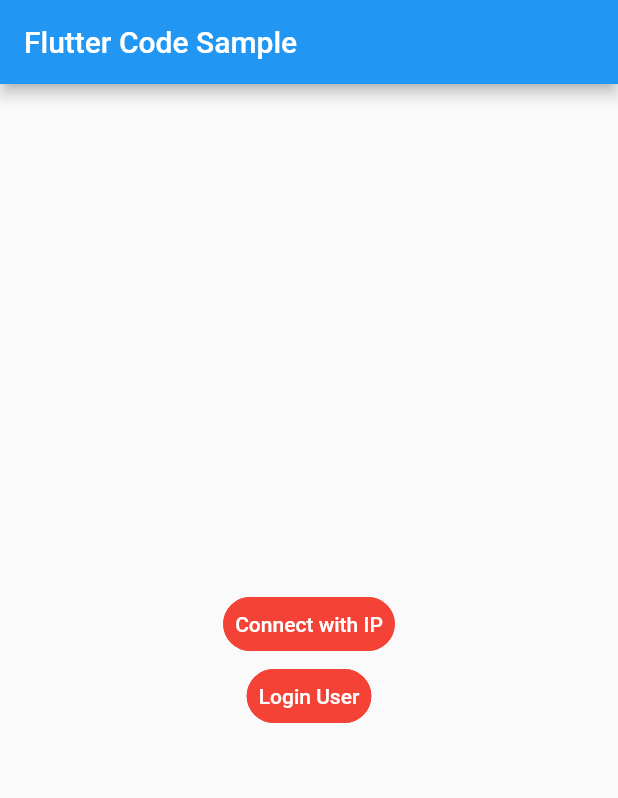
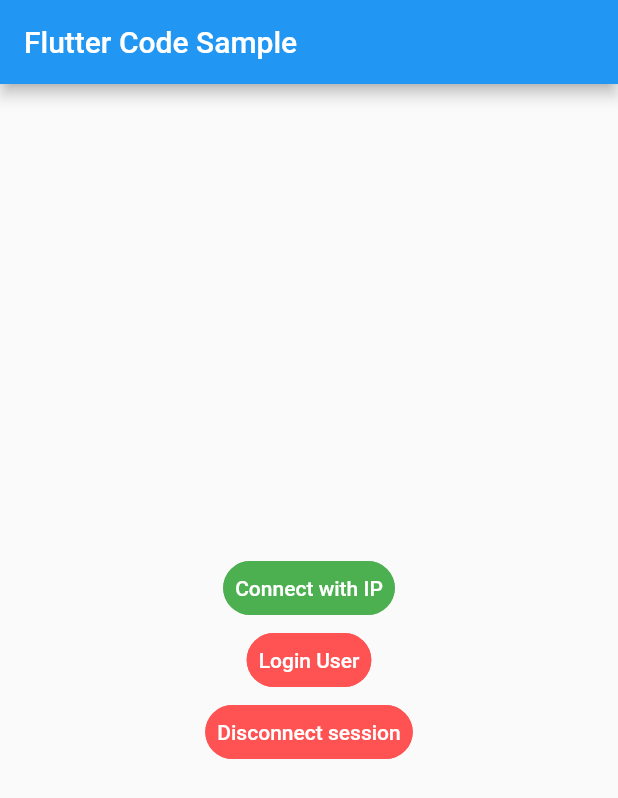
Before and after one commit to EasyAnswer/app_debug, a Flutter app: the screen it shows after launch, on a phone screen of 412 x 824 dp. Shown: the top 798 px of the screen. Run offline on Flutter 3.47's test engine with Material 2 defaults, Android fonts, the phone set to English and light mode, and no system bars.

Commit message:
update disconenct method

```diff
--- a/lib/app-utils.dart
+++ b/lib/app-utils.dart
@@ -9,18 +9,19 @@
 }
 
 Widget standardButton(
-    String text, Function onPressedFunction, functionParameters) {
+    String text, Function onPressedFunction, functionParameters,
+    {Color buttonColor = Colors.redAccent, Color textColor = Colors.white}) {
   return TextButton(
     onPressed: () {
       onPressedFunction(functionParameters);
     },
-    child: Text(text),
     style: ButtonStyle(
-        foregroundColor: MaterialStateProperty.all<Color>(Colors.white),
-        backgroundColor: MaterialStateProperty.all<Color>(Colors.red),
+        foregroundColor: MaterialStateProperty.all<Color>(textColor),
+        backgroundColor: MaterialStateProperty.all<Color>(buttonColor),
         shape: MaterialStateProperty.all<RoundedRectangleBorder>(
             RoundedRectangleBorder(
                 borderRadius: BorderRadius.circular(18.0),
-                side: BorderSide(color: Colors.red)))),
+                side: BorderSide(color: buttonColor)))),
+    child: Text(text),
   );
 }
--- a/lib/main.dart
+++ b/lib/main.dart
@@ -6,6 +6,7 @@
 import 'app-utils.dart';
 import 'connectWithIP.dart';
 import 'loginUser.dart';
+import 'disconnectSession.dart';
 
 void main() => runApp(const MyApp());
 
@@ -36,8 +37,10 @@
     return Column(
       mainAxisAlignment: MainAxisAlignment.center,
       children: <Widget>[
-        standardButton('Connect with IP', connectWithIP, context),
+        standardButton('Connect with IP', connectWithIP, context,
+            buttonColor: Colors.green, textColor: Colors.white),
         standardButton('Login User', loginUser, context),
+        standardButton('Disconnect session', disconnectSession, context),
       ],
     );
   }
```
Also changed, not shown: lib/disconnectSession.dart (+7 -13 lines), 1 other file.
